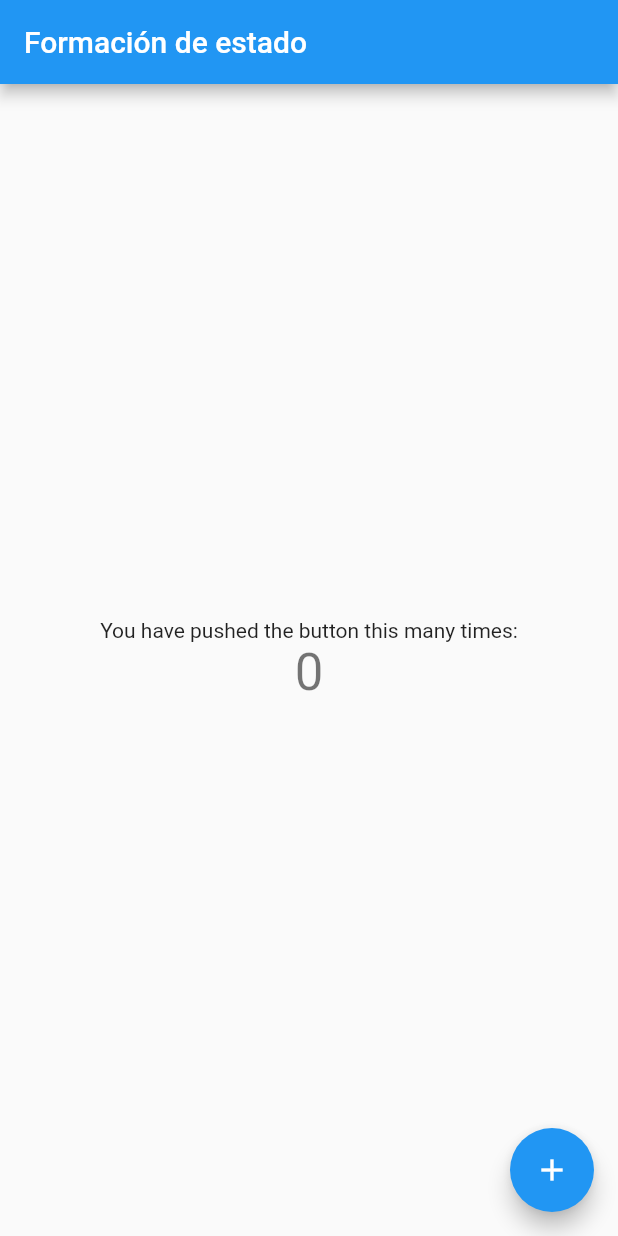
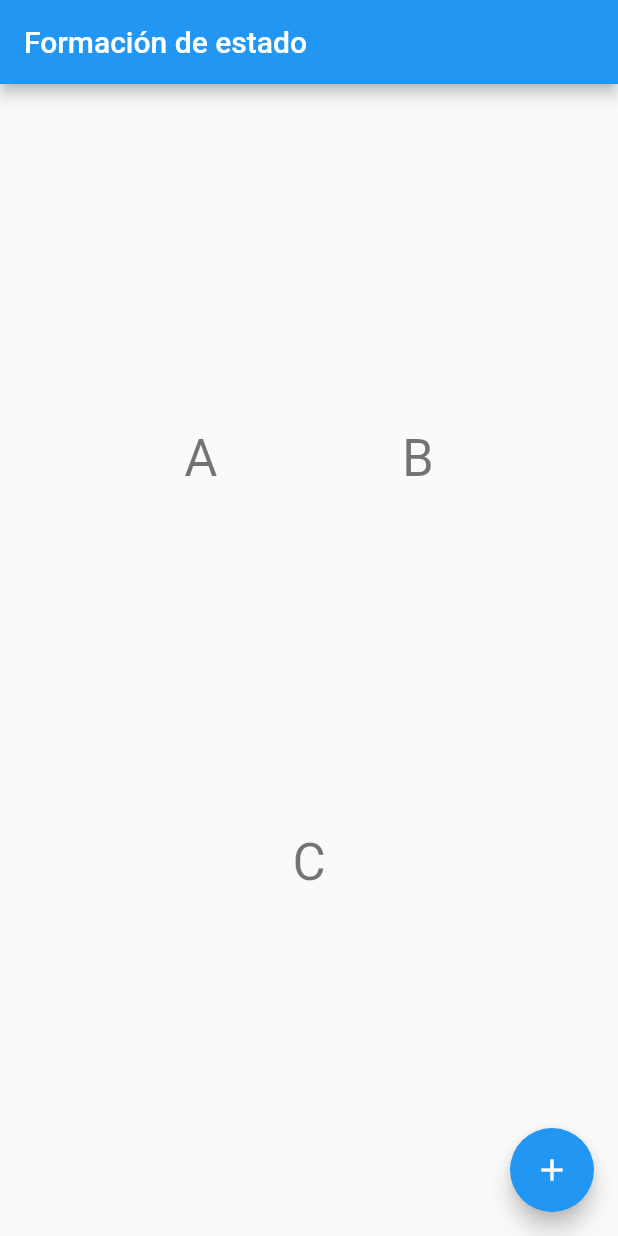
Before and after one commit to vlopezmaubic/formacion_flutter_estado, a Flutter app: the screen it shows after launch, on a phone screen of 412 x 824 dp. Run offline on Flutter 3.47's test engine with Material 2 defaults, Android fonts, the phone set to English and light mode, and no system bars.

Commit message:
Añadir body con inherited_counter

```diff
--- /dev/null
+++ b/lib/body.dart
@@ -0,0 +1,52 @@
+import 'package:flutter/material.dart';
+import 'inherited_counter.dart';
+
+class HomePageBody extends StatelessWidget {
+  @override
+  Widget build(BuildContext context) {
+    return DefaultTextStyle.merge(
+      style: Theme.of(context).textTheme.display1,
+      child: Column(
+        mainAxisAlignment: MainAxisAlignment.spaceEvenly,
+        children: <Widget>[
+          _Top(),
+          _Bottom(),
+        ],
+      ),
+    );
+  }
+}
+
+class _Top extends StatelessWidget {
+  @override
+  Widget build(BuildContext context) {
+    return Row(
+      mainAxisAlignment: MainAxisAlignment.spaceEvenly,
+      children: <Widget>[
+        _TopLeft(),
+        _TopRight(),
+      ],
+    );
+  }
+}
+
+class _TopLeft extends StatelessWidget {
+  @override
+  Widget build(BuildContext context) {
+    return Center(child: Text('A'));
+  }
+}
+
+class _TopRight extends StatelessWidget {
+  @override
+  Widget build(BuildContext context) {
+    return Center(child: Text('B'));
+  }
+}
+
+class _Bottom extends StatelessWidget {
+  @override
+  Widget build(BuildContext context) {
+    return Center(child: Text('C'));
+  }
+}
--- /dev/null
+++ b/lib/inherited_counter.dart
@@ -0,0 +1,13 @@
+import 'package:flutter/widgets.dart';
+
+class InheritedCounter extends InheritedWidget {
+  final int counter;
+  InheritedCounter({this.counter, Widget child}) : super(child: child);
+
+  static InheritedCounter of(BuildContext context) =>
+      context.inheritFromWidgetOfExactType(InheritedCounter)
+          as InheritedCounter;
+
+  @override
+  bool updateShouldNotify(InheritedCounter old) => this.counter != old.counter;
+}
--- a/lib/main.dart
+++ b/lib/main.dart
@@ -1,5 +1,7 @@
 import 'package:flutter/material.dart';
 import 'button.dart';
+import 'body.dart';
+import 'inherited_counter.dart';
 
 void main() => runApp(MyApp());
 
@@ -33,20 +35,7 @@ class _MyHomePageState extends State<MyHomePage> {
       appBar: AppBar(
         title: Text(widget.title),
       ),
-      body: Center(
-        child: Column(
-          mainAxisAlignment: MainAxisAlignment.center,
-          children: <Widget>[
-            Text(
-              'You have pushed the button this many times:',
-            ),
-            Text(
-              '$_counter',
-              style: Theme.of(context).textTheme.display1,
-            ),
-          ],
-        ),
-      ),
+      body: HomePageBody(),
       floatingActionButton: IncrementButton(),
     );
   }
```
